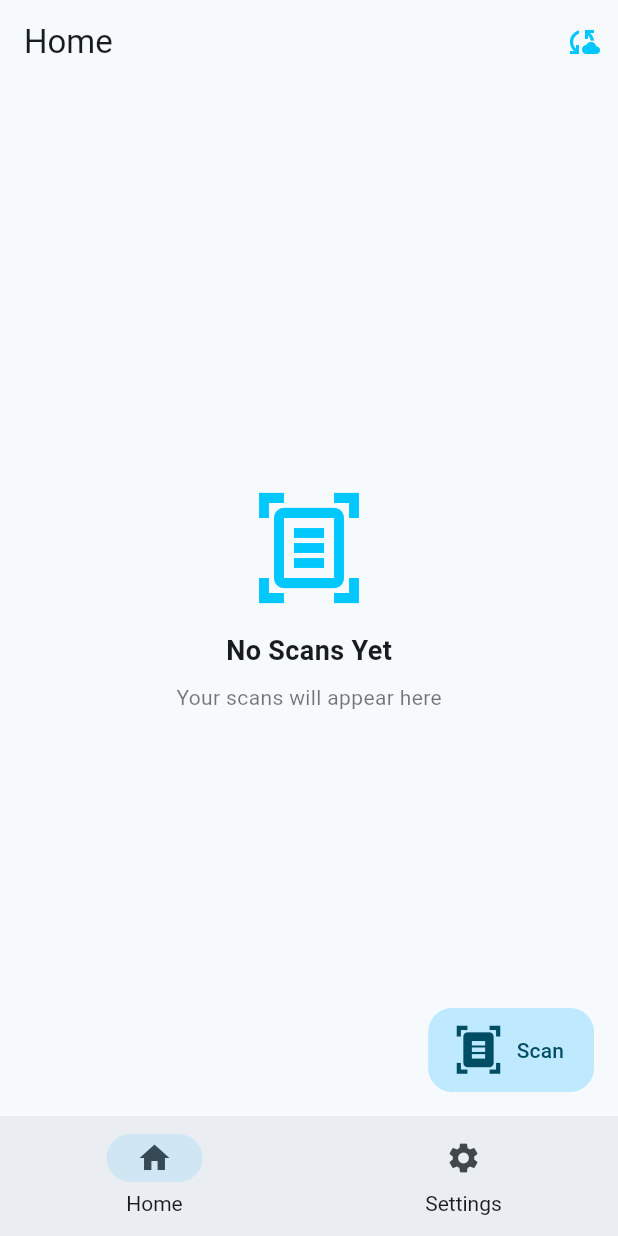
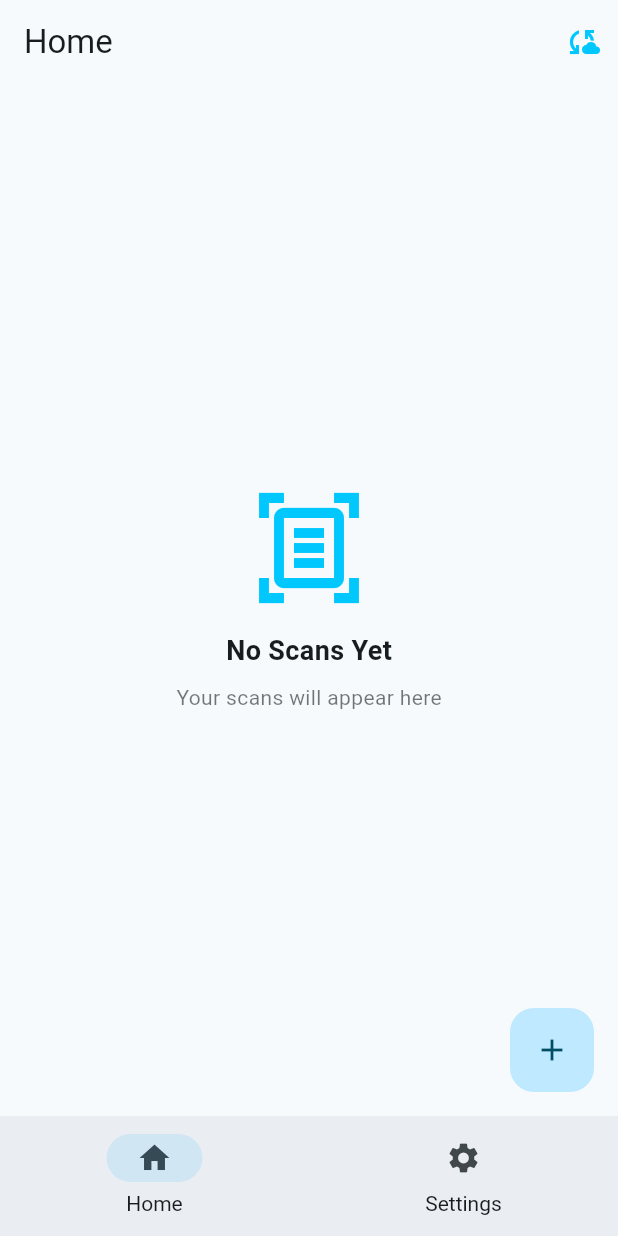
Before and after one commit to KaungZinLin/SuperScan, a Flutter app: the screen it shows after launch, on a phone screen of 412 x 824 dp. Run offline on Flutter 3.47's test engine with Material 3 defaults, Android fonts, the phone set to English and light mode, and no system bars; our stand-ins replace flutter_spinkit, image_cropper, image_picker, share_plus; missing offline and left inert: flutter_doc_scanner; statements that could not run were skipped.

Commit message:
Added the ability to import photos to scan Added a custom animated FAB to allow the user to both scan and import Updated the date formatter to respect the user's default date and time formats

```diff
--- /dev/null
+++ b/lib/components/expandable_fab.dart
@@ -0,0 +1,179 @@
+import 'package:flutter/material.dart';
+import 'package:super_scan/constants.dart';
+import 'dart:math' as math;
+
+class ExpandableFab extends StatefulWidget {
+  const ExpandableFab({super.key, required this.children, required this.distance});
+
+  final List<Widget> children;
+  final double distance;
+
+  @override
+  State<ExpandableFab> createState() => _ExpandableFabState();
+}
+
+class _ExpandableFabState extends State<ExpandableFab> with SingleTickerProviderStateMixin {
+  late AnimationController _controller;
+  late Animation<double> _expandAnimation;
+  bool _open = false;
+
+  @override
+  void initState() {
+    super.initState();
+
+    _controller = AnimationController(
+      value: _open ? 1.0 : 0.0,
+      duration: const Duration(milliseconds: 250),
+      vsync: this
+    );
+
+    _expandAnimation = CurvedAnimation(
+        parent: _controller,
+        curve: Curves.fastOutSlowIn,
+      reverseCurve: Curves.easeOutExpo,
+    );
+  }
+
+  void _toggle() {
+    setState(() {
+      _open = !_open;
+
+      if (_open) {
+        _controller.forward();
+      } else {
+        _controller.reverse();
+      }
+    });
+  }
+
+  @override
+  void dispose() {
+    _controller.dispose();
+    super.dispose();
+  }
+
+  @override
+  Widget build(BuildContext context) {
+    return SizedBox.expand(
+      child: Stack(
+        alignment: Alignment.bottomRight,
+        children: [
+          // 1. Optional: Dark overlay to catch stray clicks (Tap to Close)
+          if (_open)
+            GestureDetector(
+              onTap: _toggle,
+              child: Container(color: Colors.transparent),
+            ),
+
+          // 2. The Close button (Hidden when closed)
+          _tapToClose(),
+
+          // 3. The Children (The menu items)
+          ..._buildExpandableFabButton(),
+
+          // 4. The Open button (Hidden when open)
+          _tapToOpen(),
+        ],
+      ),
+    );
+  }
+
+  Widget _tapToClose() {
+    return AnimatedOpacity(
+      duration: const Duration(milliseconds: 250),
+      opacity: _open ? 1.0 : 0.0,
+      child: IgnorePointer(
+        ignoring: !_open, // This is key: ignore touches when closed
+        child: SizedBox(
+          height: 56, // Match standard FAB size
+          width: 56,
+          child: Center(
+            child: FloatingActionButton( // Use a FAB for consistent sizing
+              elevation: 0,
+              onPressed: _toggle,
+              backgroundColor: Colors.white, // Or your kAccentColor
+              child: Icon(Icons.close, color: kAccentColor),
+            ),
+          ),
+        ),
+      ),
+    );
+  }
+
+  Widget _tapToOpen() {
+    return AnimatedContainer(
+      duration: const Duration(milliseconds: 250),
+      transformAlignment: Alignment.center,
+      transform: Matrix4.diagonal3Values(_open ? 0.7 : 1.0, _open ? 0.7 : 1.0 , 1.0),
+      curve: Curves.easeOut,
+      child: AnimatedOpacity(
+        opacity: _open ? 0.0 : 1.0,
+        curve: Curves.easeInOut,
+        duration: const Duration(milliseconds: 250),
+        child: FloatingActionButton(
+          elevation: 0.0,
+          onPressed: _toggle,
+          child: Icon(Icons.add,),
+        ),
+      ),
+    );
+  }
+
+  List<Widget> _buildExpandableFabButton() {
+    final List<Widget> children = <Widget>[];
+    final count = widget.children.length;
+    final step = 90.0 / (count - 1);
+
+    for (var i = 0, angleInDegrees = 0.0; i < count; i++, angleInDegrees += step) {
+      children.add(
+        _ExpandableFab(
+          directionDegrees: angleInDegrees,
+          maxDistance: widget.distance,
+          progress: _expandAnimation,
+          child: Listener(
+            // behavior: opaque ensures it catches the tap even on transparent parts
+            behavior: HitTestBehavior.opaque,
+            onPointerDown: (_) {
+              if (_open) _toggle(); // Force collapse on finger touch
+            },
+            child: widget.children[i],
+          ),
+        ),
+      );
+    }
+    return children;
+  }
+}
+
+class _ExpandableFab extends StatelessWidget {
+  const _ExpandableFab({super.key, required this.directionDegrees, required this.maxDistance, required this.progress, required this.child});
+
+  final double directionDegrees;
+  final double maxDistance;
+  final Animation<double> progress;
+  final Widget child;
+
+  @override
+  Widget build(BuildContext context) {
+    return AnimatedBuilder(
+      animation: progress,
+      builder: (context, child) {
+        final offset = Offset.fromDirection(
+          directionDegrees * (math.pi / 180),
+          progress!.value * maxDistance
+        );
+
+        return Positioned(
+          right: 4.0 * offset.dx,
+          bottom: 4.0 * offset.dy,
+          child: Transform.rotate(
+              angle: (1.0 - progress!.value) * math.pi / 2,
+                  child: child,
+          ),
+        );
+      },
+
+      child: FadeTransition(opacity: progress!, child: child,),
+    );
+  }
+}
--- a/lib/main.dart
+++ b/lib/main.dart
@@ -12,7 +12,11 @@ import 'package:super_scan/screens/home_screen.dart';
 import 'package:super_scan/screens/loading_screen.dart';
 import 'package:super_scan/screens/settings_screen.dart';
 
-void main() {
+import 'package:intl/date_symbol_data_local.dart';
+
+void main() async {
+  WidgetsFlutterBinding.ensureInitialized();
+  await initializeDateFormatting();
   runApp(const SuperScan());
 }
 
--- a/pubspec.yaml
+++ b/pubspec.yaml
@@ -43,6 +43,8 @@ dependencies:
   share_plus: ^12.0.1
   pdf: ^3.11.0
   image_cropper: ^11.0.0
+  image_picker: ^1.2.1
+  intl: ^0.19.0
 
 dev_dependencies:
   flutter_test:
```
Also changed, not shown: lib/components/action_button.dart (added, +24 -0 lines), lib/screens/home_screen.dart (+78 -14 lines), lib/screens/scan_viewer_screen.dart (+15 -3 lines), pubspec.lock, 6 other files.
